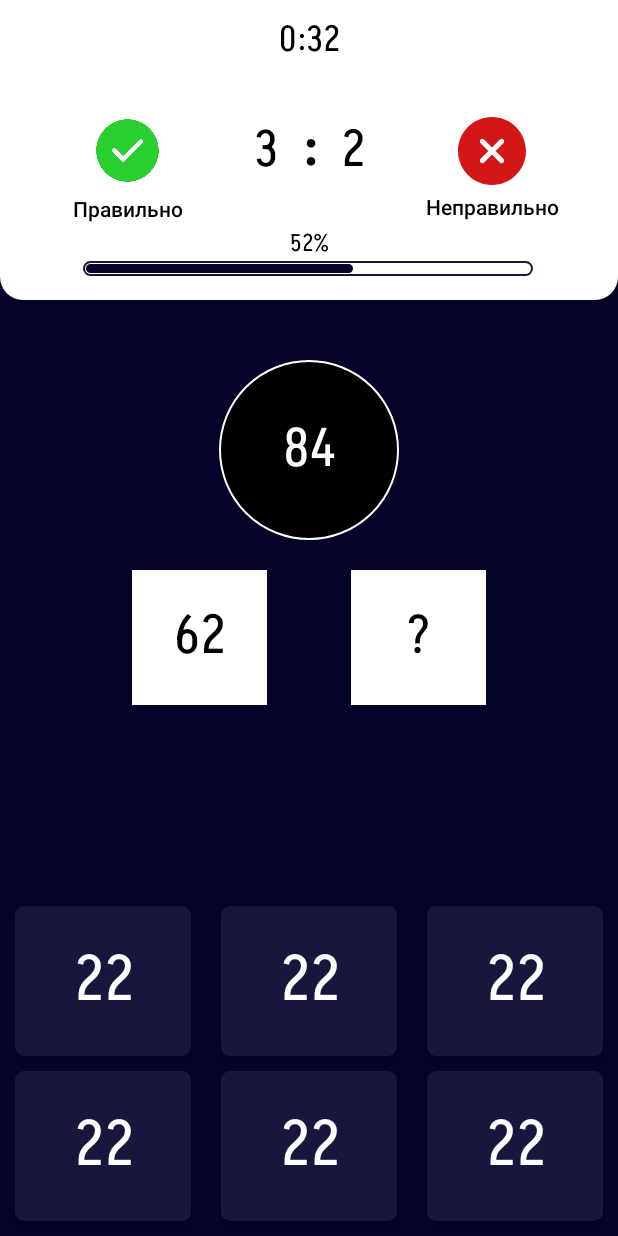
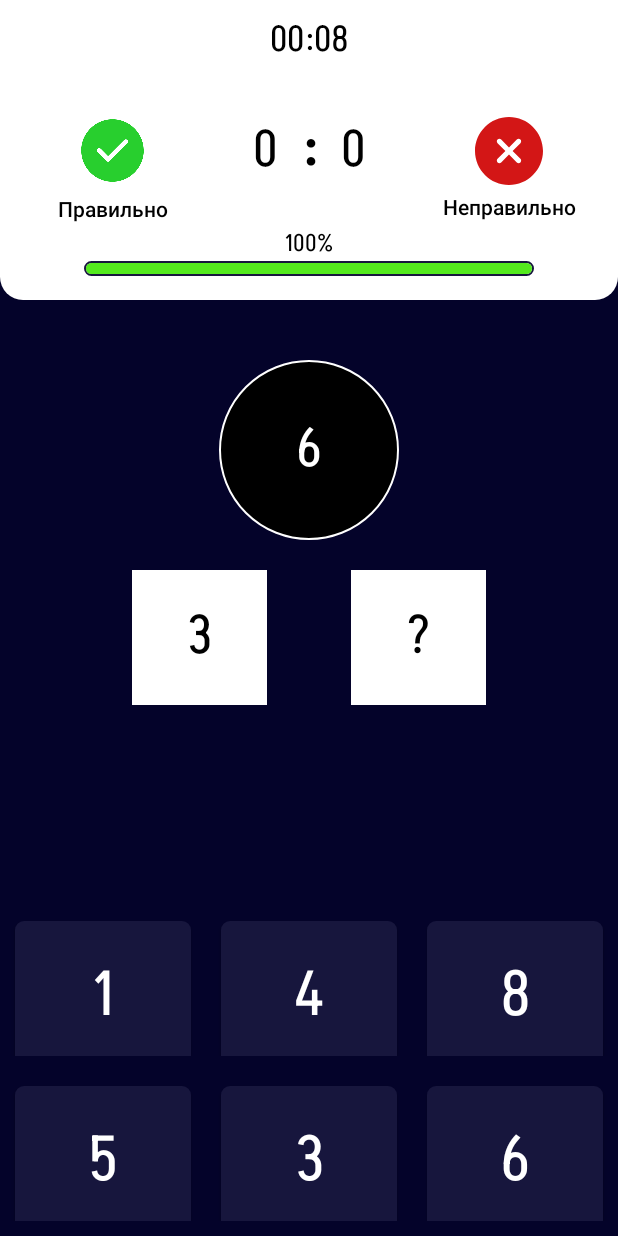
Before and after one commit to akimov1712/SmartCompute, an Android app: the fragment ChoiceLevelFragment placed in its activity, after a tap on "TEST", on a phone screen of 412 x 824 dp. Run offline under Robolectric (Android 15) with nearby library versions, the phone set to English and light mode, and no system bars.

Commit message:
Made the game to the end

```diff
--- a/app/build.gradle
+++ b/app/build.gradle
@@ -37,6 +37,7 @@ android {
 }
 
 dependencies {
+    implementation 'com.google.android.flexbox:flexbox:3.0.0'
 
     implementation 'androidx.core:core-ktx:1.10.0'
     implementation 'androidx.appcompat:appcompat:1.6.1'
--- a/app/src/main/AndroidManifest.xml
+++ b/app/src/main/AndroidManifest.xml
@@ -6,8 +6,8 @@
         android:allowBackup="true"
         android:dataExtractionRules="@xml/data_extraction_rules"
         android:fullBackupContent="@xml/backup_rules"
-        android:icon="@mipmap/ic_launcher"
-        android:label="@string/app_name"
+        android:icon="@drawable/abacus"
+        android:label="SMART COMPUTE"
         android:supportsRtl="true"
         android:theme="@style/Theme.JetPack"
         tools:targetApi="31">
--- a/app/src/main/java/com/example/jetpack/data/GameReposituryImpl.kt
+++ b/app/src/main/java/com/example/jetpack/data/GameRepositoryImpl.kt
@@ -8,7 +8,7 @@ import kotlin.math.max
 import kotlin.math.min
 import kotlin.random.Random
 
-object GameReposituryImpl: GameRepository {
+object GameRepositoryImpl: GameRepository {
 
     private const val MIN_SUM_VALUE = 2
     private const val MIN_VISIBLE_NUMBER = 1
--- a/app/src/main/java/com/example/jetpack/domain/entity/GameSettings.kt
+++ b/app/src/main/java/com/example/jetpack/domain/entity/GameSettings.kt
@@ -7,6 +7,6 @@ import kotlinx.parcelize.Parcelize
 data class GameSettings (
     val maxSumValue: Int,
     val minCount: Int,
-    val minPercents: Int,
+    val minPercent: Int,
     val gameTimeSecond: Int
 ): Parcelable
--- a/app/src/main/java/com/example/jetpack/presentation/GameFragment.kt
+++ b/app/src/main/java/com/example/jetpack/presentation/GameFragment.kt
@@ -4,7 +4,9 @@ import android.os.Bundle
 import android.view.LayoutInflater
 import android.view.View
 import android.view.ViewGroup
+import androidx.core.content.ContextCompat
 import androidx.fragment.app.Fragment
+import androidx.lifecycle.ViewModelProvider
 import com.example.jetpack.R
 import com.example.jetpack.databinding.FragmentGameBinding
 import com.example.jetpack.domain.entity.GameResult
@@ -14,6 +16,9 @@ import com.example.jetpack.domain.entity.Level
 class GameFragment : Fragment() {
 
     private lateinit var level: Level
+    private val viewModel: GameViewModel by lazy {
+        ViewModelProvider(this)[GameViewModel::class.java]
+    }
 
     private var _binding: FragmentGameBinding? = null
     private val binding: FragmentGameBinding
@@ -34,15 +39,82 @@ class GameFragment : Fragment() {
 
     override fun onViewCreated(view: View, savedInstanceState: Bundle?) {
         super.onViewCreated(view, savedInstanceState)
+        setupButtonListeners()
+        observeViewModel()
+        viewModel.startGame(level)
+    }
+
+    private fun setupButtonListeners(){
         binding.btnOption1.setOnClickListener {
-            launchFinishFragment()
+            val answer = binding.btnOption1.text.toString()
+            viewModel.chooseAnswer(answer.toInt())
+        }
+        binding.btnOption2.setOnClickListener {
+            val answer = binding.btnOption2.text.toString()
+            viewModel.chooseAnswer(answer.toInt())
+        }
+        binding.btnOption3.setOnClickListener {
+            val answer = binding.btnOption3.text.toString()
+            viewModel.chooseAnswer(answer.toInt())
+        }
+        binding.btnOption4.setOnClickListener {
+            val answer = binding.btnOption4.text.toString()
+            viewModel.chooseAnswer(answer.toInt())
+        }
+        binding.btnOption5.setOnClickListener {
+            val answer = binding.btnOption5.text.toString()
+            viewModel.chooseAnswer(answer.toInt())
+        }
+        binding.btnOption6.setOnClickListener {
+            val answer = binding.btnOption6.text.toString()
+            viewModel.chooseAnswer(answer.toInt())
         }
     }
 
-    private fun launchFinishFragment(){
+    private fun observeViewModel(){
+        viewModel.countRight.observe(viewLifecycleOwner) {
+            binding.tvCorrect.text = it
+        }
+        viewModel.countWrong.observe(viewLifecycleOwner) {
+            binding.tvIncorrect.text = it
+        }
+        viewModel.question.observe(viewLifecycleOwner){
+            binding.tvSum.text = it.sum.toString()
+            binding.tvLeftNumber.text = it.visibleNumber.toString()
+            binding.btnOption1.text = it.options[3].toString()
+            binding.btnOption2.text = it.options[1].toString()
+            binding.btnOption3.text = it.options[4].toString()
+            binding.btnOption4.text = it.options[0].toString()
+            binding.btnOption5.text = it.options[2].toString()
+            binding.btnOption6.text = it.options[5].toString()
+        }
+        viewModel.percentRightAnswers.observe(viewLifecycleOwner){
+            binding.tvPercent.text = "$it %"
+            binding.pBarNextLvl.progress = it
+        }
+        viewModel.minPercent.observe(viewLifecycleOwner){
+            binding.pBarNextLvl.secondaryProgress = it
+        }
+        viewModel.enoughCount.observe(viewLifecycleOwner){
+
+        }
+        viewModel.enoughPercent.observe(viewLifecycleOwner){
+            if (it){
+                binding.pBarNextLvl.progressDrawable = ContextCompat.getDrawable(requireContext(),R.drawable.style_correct_progress_bar)
+            } else {
+                binding.pBarNextLvl.progressDrawable = ContextCompat.getDrawable(requireContext(),R.drawable.style_incorrect_progress_bar)
+            }
+        }
+        viewModel.formattedTime.observe(viewLifecycleOwner){
+            binding.tvTime.text = it
+        }
+        viewModel.gameResult.observe(viewLifecycleOwner){
+            launchFinishFragment(it)
+        }
+    }
+
+    private fun launchFinishFragment(gameResult: GameResult){
         fragmentManager?.popBackStack()
-        val gameSetting = GameSettings(30,34,33,1)
-        val gameResult = GameResult(true,5,2,gameSetting)
         requireActivity().supportFragmentManager
             .beginTransaction()
             .replace(R.id.main_container, FinishFragment.newInstance(gameResult))
--- a/app/src/main/java/com/example/jetpack/presentation/GameViewModel.kt
+++ b/app/src/main/java/com/example/jetpack/presentation/GameViewModel.kt
@@ -4,7 +4,8 @@ import android.os.CountDownTimer
 import androidx.lifecycle.LiveData
 import androidx.lifecycle.MutableLiveData
 import androidx.lifecycle.ViewModel
-import com.example.jetpack.data.GameReposituryImpl
+import com.example.jetpack.data.GameRepositoryImpl
+import com.example.jetpack.domain.entity.GameResult
 import com.example.jetpack.domain.entity.GameSettings
 import com.example.jetpack.domain.entity.Level
 import com.example.jetpack.domain.entity.Question
@@ -20,10 +21,18 @@ class GameViewModel: ViewModel() {
     private var countRightAnswers = 0
     private var countQuestions = 0
 
-    private val repository = GameReposituryImpl
+    private val repository = GameRepositoryImpl
 
     private val generateQuestionsUseCase = GenerateQuestionsUseCase(repository)
     private val getGameSettingsUseCase = GetGameSettingsUseCase(repository)
+
+    private val _countRight = MutableLiveData<String>()
+    val countRight: LiveData<String>
+        get() = _countRight
+
+    private val _countWrong = MutableLiveData<String>()
+    val countWrong: LiveData<String>
+        get() = _countWrong
 
     private val _formattedTime = MutableLiveData<String>()
     val formattedTime: LiveData<String>
@@ -36,6 +45,22 @@ class GameViewModel: ViewModel() {
     private val _percentRightAnswers = MutableLiveData<Int>()
     val percentRightAnswers: LiveData<Int>
     get() = _percentRightAnswers
+
+    private val _enoughCount = MutableLiveData<Boolean>()
+    val enoughCount: LiveData<Boolean>
+        get() = _enoughCount
+
+    private val _enoughPercent = MutableLiveData<Boolean>()
+    val enoughPercent: LiveData<Boolean>
+        get() = _enoughPercent
+
+    private val _minPercent = MutableLiveData<Int>()
+    val minPercent: LiveData<Int>
+        get() = _minPercent
+
+    private val _gameResult = MutableLiveData<GameResult>()
+    val gameResult: LiveData<GameResult>
+        get() = _gameResult
 
     fun startGame(level: Level){
         getGameSettings(level)
@@ -52,10 +77,12 @@ class GameViewModel: ViewModel() {
     private fun updateProgress(){
         val percent = calculatePercentOfRightAnswers()
         _percentRightAnswers.value = percent
+        _enoughCount.value = countRightAnswers >= gameSettings.minCount
+        _enoughPercent.value = percent >= gameSettings.minPercent
     }
 
     private fun calculatePercentOfRightAnswers():Int{
-        return ((countRightAnswers / countRightAnswers.toDouble()) * 100).toInt()
+        return ((countRightAnswers / countQuestions.toDouble()) * 100).toInt()
     }
 
     private fun checkAnswer(number: Int) {
@@ -64,6 +91,8 @@ class GameViewModel: ViewModel() {
             countRightAnswers++
         }
         countQuestions++
+        _countRight.value = countRightAnswers.toString()
+        _countWrong.value = (countQuestions - countRightAnswers).toString()
     }
 
     private fun generateQuestions(){
@@ -73,6 +102,7 @@ class GameViewModel: ViewModel() {
     private fun getGameSettings(level: Level) {
         this.level = level
         this.gameSettings = getGameSettingsUseCase(level)
+        _minPercent.value = gameSettings.minPercent
     }
 
     private fun startTimer(){
@@ -85,7 +115,7 @@ class GameViewModel: ViewModel() {
             }
 
             override fun onFinish() {
-                TODO("Not yet implemented")
+                finishGame()
             }
         }
         timer?.start()
@@ -99,7 +129,12 @@ class GameViewModel: ViewModel() {
     }
 
     private fun finishGame(){
-
+        _gameResult.value = GameResult(
+            enoughCount.value == true && enoughPercent.value == true,
+            countRightAnswers,
+            countQuestions,
+            gameSettings
+        )
     }
 
     override fun onCleared() {
--- /dev/null
+++ b/app/src/main/res/drawable/style_correct_progress_bar.xml
@@ -0,0 +1,24 @@
+<layer-list xmlns:android="http://schemas.android.com/apk/res/android">
+    <item android:id="@android:id/background">
+        <shape android:shape="rectangle">
+            <!-- Настройки фона -->
+            <corners android:radius="20dp" />
+            </shape>
+    </item>
+    <item android:id="@android:id/secondaryProgress">
+        <scale android:scaleWidth="100%">
+            <shape android:shape="rectangle">
+                <corners android:radius="20dp" />
+                <solid android:color="#C2C2C2" />
+            </shape>
+        </scale>
+    </item>
+    <item android:id="@android:id/progress">
+        <scale android:scaleWidth="100%">
+            <shape android:shape="rectangle">
+                <corners android:radius="20dp" />
+                <solid android:color="#54E91E" />
+            </shape>
+        </scale>
+    </item>
+</layer-list>
--- /dev/null
+++ b/app/src/main/res/drawable/style_incorrect_progress_bar.xml
@@ -0,0 +1,24 @@
+<layer-list xmlns:android="http://schemas.android.com/apk/res/android">
+    <item android:id="@android:id/background">
+        <shape android:shape="rectangle">
+            <!-- Настройки фона -->
+            <corners android:radius="20dp" />
+            </shape>
+    </item>
+    <item android:id="@android:id/secondaryProgress">
+        <scale android:scaleWidth="100%">
+            <shape android:shape="rectangle">
+                <corners android:radius="20dp" />
+                <solid android:color="#C2C2C2" />
+            </shape>
+        </scale>
+    </item>
+    <item android:id="@android:id/progress">
+        <scale android:scaleWidth="100%">
+            <shape android:shape="rectangle">
+                <corners android:radius="20dp" />
+                <solid android:color="#E91E1E" />
+            </shape>
+        </scale>
+    </item>
+</layer-list>
--- a/app/src/main/res/drawable/style_progress_bar.xml
+++ /dev/null
@@ -1,28 +0,0 @@
-<?xml version="1.0" encoding="utf-8"?>
-<layer-list xmlns:android="http://schemas.android.com/apk/res/android">
-    <item android:id="@+id/background_progress_bar">
-        <shape android:shape="rectangle">
-
-            <padding android:bottom="1dp" android:left="1dp" android:right="1dp" android:top="1dp"/>
-            <corners android:radius="20dp"/>
-
-        </shape>
-    </item>
-
-    <item android:id="@+id/progress_progress_bar">
-
-        <scale android:scaleWidth="100%">
-
-            <shape android:shape="rectangle">
-
-                <padding android:bottom="1dp" android:left="1dp" android:right="1dp" android:top="1dp"/>
-                <corners android:radius="20dp"/>
-                <solid android:color="@color/main_dark"/>
-
-            </shape>
-
-        </scale>
-
-    </item>
-
-</layer-list>
--- a/app/src/main/res/layout/fragment_choice_level.xml
+++ b/app/src/main/res/layout/fragment_choice_level.xml
@@ -61,7 +61,7 @@
             android:layout_height="40dp"
             android:layout_marginTop="20dp"
             android:background="@drawable/background_button_choice_level"
-            android:backgroundTint="#C8C500"
+            android:backgroundTint="#E4E100"
             android:fontFamily="@font/akshar_semibold"
             android:text="normal"
             android:textColor="@color/white"
--- a/app/src/main/res/layout/fragment_finish.xml
+++ b/app/src/main/res/layout/fragment_finish.xml
@@ -27,7 +27,7 @@
             android:layout_height="wrap_content"
             android:layout_marginHorizontal="20dp"
             android:fontFamily="@font/akshar_regular"
-            android:text="@string/right_answer"
+            android:text="@string/require_right_answer"
             android:textColor="@color/white"
             android:textSize="16sp"
             app:layout_constraintBottom_toBottomOf="parent"
@@ -43,7 +43,7 @@
             android:layout_marginHorizontal="20dp"
             android:layout_marginTop="10dp"
             android:fontFamily="@font/akshar_regular"
-            android:text="@string/you_points"
+            android:text="@string/result_right_answer"
             android:textColor="@color/white"
             android:textSize="16sp"
             app:layout_constraintEnd_toEndOf="parent"
--- a/app/src/main/res/layout/fragment_game.xml
+++ b/app/src/main/res/layout/fragment_game.xml
@@ -39,8 +39,8 @@
                 android:layout_width="50dp"
                 android:layout_height="50dp"
                 android:src="@drawable/icon_tick"
+                android:layout_marginStart="50dp"
                 app:layout_constraintBottom_toBottomOf="@+id/tv_correct"
-                app:layout_constraintEnd_toStartOf="@+id/tv_correct"
                 app:layout_constraintStart_toStartOf="@+id/constraintLayout"
                 app:layout_constraintTop_toTopOf="@+id/tv_correct" />
 
@@ -71,9 +71,9 @@
                 android:layout_width="45dp"
                 android:layout_height="45dp"
                 android:src="@drawable/icon_stop"
+                android:layout_marginEnd="50dp"
                 app:layout_constraintBottom_toBottomOf="@+id/tv_incorrect"
                 app:layout_constraintEnd_toEndOf="@+id/constraintLayout"
-                app:layout_constraintStart_toEndOf="@+id/tv_incorrect"
                 app:layout_constraintTop_toTopOf="@+id/tv_incorrect" />
 
             <TextView
@@ -82,7 +82,7 @@
                 android:layout_height="wrap_content"
                 android:layout_margin="15dp"
                 android:fontFamily="@font/akshar_regular"
-                android:text="3"
+                android:text="0"
                 android:textColor="@color/black"
                 android:textSize="34sp"
                 app:layout_constraintBottom_toBottomOf="@+id/textView2"
@@ -108,7 +108,7 @@
                 android:layout_height="wrap_content"
                 android:layout_margin="15dp"
                 android:fontFamily="@font/akshar_regular"
-                android:text="2"
+                android:text="0"
                 android:textColor="@color/black"
                 android:textSize="34sp"
                 app:layout_constraintBottom_toBottomOf="@+id/textView2"
@@ -120,7 +120,7 @@
                 android:layout_width="wrap_content"
                 android:layout_height="wrap_content"
                 android:fontFamily="@font/akshar_regular"
-                android:text="52%"
+                android:text="100%"
                 android:textColor="@color/black"
                 android:textSize="16sp"
                 app:layout_constraintBottom_toTopOf="@+id/pBar_next_lvl"
@@ -135,11 +135,13 @@
                 android:layout_marginBottom="16dp"
                 android:background="@drawable/background_progressbar"
                 android:padding="1dp"
-                android:progress="60"
-                android:progressDrawable="@drawable/style_progress_bar"
+                android:progress="100"
+                android:secondaryProgress="100"
+                android:secondaryProgressTint="#808080"
+                android:progressDrawable="@drawable/style_correct_progress_bar"
                 app:layout_constraintBottom_toBottomOf="parent"
                 app:layout_constraintEnd_toEndOf="parent"
-                app:layout_constraintHorizontal_bias="0.497"
+                app:layout_constraintHorizontal_bias="0.5"
                 app:layout_constraintStart_toStartOf="parent" />
 
 
@@ -191,14 +193,23 @@
             app:layout_constraintStart_toStartOf="@+id/tv_sum"
             app:layout_constraintTop_toBottomOf="@+id/tv_sum" />
 
+        <LinearLayout
+            android:id="@+id/linearLayout"
+            android:layout_width="0dp"
+            android:layout_height="100dp"
+            android:layout_marginBottom="10dp"
+            app:layout_constraintBottom_toBottomOf="parent"
+            app:layout_constraintEnd_toEndOf="parent"
+            app:layout_constraintStart_toStartOf="parent">
+
             <androidx.appcompat.widget.AppCompatButton
                 android:id="@+id/btn_option1"
                 style="@style/options"
                 android:layout_width="0dp"
                 android:layout_height="100dp"
+                android:layout_marginStart="10dp"
+                android:layout_weight="1"
                 app:layout_constraintBottom_toBottomOf="parent"
-            app:layout_constraintEnd_toStartOf="@+id/btn_option2"
-            app:layout_constraintHorizontal_bias="0.5"
                 app:layout_constraintStart_toStartOf="parent" />
 
             <androidx.appcompat.widget.AppCompatButton
@@ -206,31 +217,39 @@
                 style="@style/options"
                 android:layout_width="0dp"
                 android:layout_height="100dp"
-            android:layout_margin="10dp"
-            android:background="@drawable/background_option"
+                android:layout_marginHorizontal="10dp"
+                android:layout_weight="1"
                 app:layout_constraintBottom_toBottomOf="parent"
-            app:layout_constraintEnd_toStartOf="@+id/btn_option3"
-            app:layout_constraintHorizontal_bias="0.5"
-            app:layout_constraintStart_toEndOf="@+id/btn_option1" />
+                app:layout_constraintStart_toStartOf="parent" />
 
             <androidx.appcompat.widget.AppCompatButton
                 android:id="@+id/btn_option3"
                 style="@style/options"
                 android:layout_width="0dp"
                 android:layout_height="100dp"
+                android:layout_marginEnd="10dp"
+                android:layout_weight="1"
                 app:layout_constraintBottom_toBottomOf="parent"
+                app:layout_constraintStart_toStartOf="parent" />
+
+        </LinearLayout>
+
+        <LinearLayout
+            android:layout_width="0dp"
+            android:layout_height="100dp"
+            android:layout_marginBottom="10dp"
+            app:layout_constraintBottom_toTopOf="@+id/linearLayout"
             app:layout_constraintEnd_toEndOf="parent"
-            app:layout_constraintHorizontal_bias="0.5"
-            app:layout_constraintStart_toEndOf="@+id/btn_option2" />
+            app:layout_constraintStart_toStartOf="parent">
 
             <androidx.appcompat.widget.AppCompatButton
                 android:id="@+id/btn_option4"
                 style="@style/options"
                 android:layout_width="0dp"
                 android:layout_height="100dp"
-            app:layout_constraintBottom_toTopOf="@+id/btn_option1"
-            app:layout_constraintEnd_toStartOf="@+id/btn_option5"
-            app:layout_constraintHorizontal_bias="0.5"
+                android:layout_marginStart="10dp"
+                android:layout_weight="1"
+                app:layout_constraintBottom_toBottomOf="parent"
                 app:layout_constraintStart_toStartOf="parent" />
 
             <androidx.appcompat.widget.AppCompatButton
@@ -238,21 +257,23 @@
                 style="@style/options"
                 android:layout_width="0dp"
                 android:layout_height="100dp"
-            android:background="@drawable/background_option"
-            app:layout_constraintBottom_toTopOf="@+id/btn_option2"
-            app:layout_constraintEnd_toStartOf="@+id/btn_option6"
-            app:layout_constraintHorizontal_bias="0.5"
-            app:layout_constraintStart_toEndOf="@+id/btn_option4" />
+                android:layout_marginHorizontal="10dp"
+                android:layout_weight="1"
+                app:layout_constraintBottom_toBottomOf="parent"
+                app:layout_constraintStart_toStartOf="parent" />
 
             <androidx.appcompat.widget.AppCompatButton
                 android:id="@+id/btn_option6"
                 style="@style/options"
                 android:layout_width="0dp"
                 android:layout_height="100dp"
-            app:layout_constraintBottom_toTopOf="@+id/btn_option3"
-            app:layout_constraintEnd_toEndOf="parent"
-            app:layout_constraintHorizontal_bias="0.5"
-            app:layout_constraintStart_toEndOf="@+id/btn_option5" />
+                android:layout_marginEnd="10dp"
+                android:layout_weight="1"
+                app:layout_constraintBottom_toBottomOf="parent"
+                app:layout_constraintStart_toStartOf="parent" />
+
+        </LinearLayout>
+
 
     </androidx.constraintlayout.widget.ConstraintLayout>
 
--- a/app/src/main/res/values/themes.xml
+++ b/app/src/main/res/values/themes.xml
@@ -10,7 +10,7 @@
         <item name="colorSecondaryVariant">@color/teal_700</item>
         <item name="colorOnSecondary">@color/black</item>
         <!-- Status bar color. -->
-        <item name="android:statusBarColor">?attr/colorPrimaryVariant</item>
+        <item name="android:statusBarColor">@color/main_light</item>
         <!-- Customize your theme here. -->
     </style>
 
```
Also changed, not shown: app/src/main/java/com/example/jetpack/presentation/FinishFragment.kt (+35 -3 lines), app/src/main/res/values-night/themes.xml (deleted, +0 -16 lines), app/src/main/res/values/strings.xml (+4 -4 lines). Lines whose indentation alone changed are shown as unchanged.
